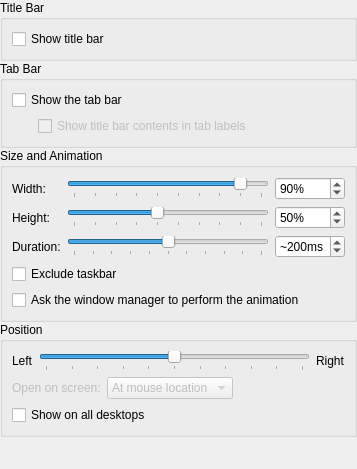
KDE/yakuake, file app/config/windowsettings.ui: the form before one commit.
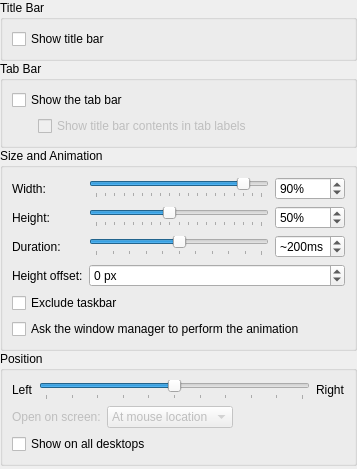
The form after the commit.

What changed in the file:
```diff
--- a/app/config/windowsettings.ui
+++ b/app/config/windowsettings.ui
@@ -115,16 +115,16 @@
       <item row="0" column="1">
        <widget class="QSlider" name="widthSlider">
         <property name="minimum">
-         <number>1</number>
+        <number>10</number>
         </property>
         <property name="maximum">
-         <number>10</number>
+        <number>100</number>
         </property>
         <property name="pageStep">
-         <number>1</number>
+        <number>5</number>
         </property>
         <property name="value">
-         <number>9</number>
+        <number>90</number>
         </property>
         <property name="orientation">
          <enum>Qt::Horizontal</enum>
@@ -133,7 +133,7 @@
          <enum>QSlider::TicksBelow</enum>
         </property>
         <property name="tickInterval">
-         <number>1</number>
+        <number>5</number>
         </property>
        </widget>
       </item>
@@ -169,16 +169,16 @@
       <item row="1" column="1">
        <widget class="QSlider" name="heightSlider">
         <property name="minimum">
-         <number>1</number>
+        <number>10</number>
         </property>
         <property name="maximum">
-         <number>10</number>
+        <number>100</number>
         </property>
         <property name="pageStep">
-         <number>1</number>
+        <number>5</number>
         </property>
         <property name="value">
-         <number>5</number>
+        <number>50</number>
         </property>
         <property name="orientation">
          <enum>Qt::Horizontal</enum>
@@ -187,7 +187,7 @@
          <enum>QSlider::TicksBelow</enum>
         </property>
         <property name="tickInterval">
-         <number>1</number>
+        <number>5</number>
         </property>
        </widget>
       </item>
@@ -264,17 +264,46 @@
         </property>
        </widget>
       </item>
-    <item row="3" column="0" colspan="3">
-     <widget class="QCheckBox" name="kcfg_ExcludeTaskbar">
-      <property name="whatsThis">
-       <string comment="@info:whatsthis">If this option is enabled, Yakuake will size itself using the screen area not reserved by the desktop panel or other screen-edge elements.</string>
-      </property>
-      <property name="text">
-       <string comment="@option:check">Exclude taskbar</string>
-      </property>
-     </widget>
-    </item>
-    <item row="4" column="0" colspan="3">
+      <item row="3" column="0">
+       <widget class="QLabel" name="heightOffsetLabel">
+        <property name="text">
+         <string comment="@label:spinbox">Height offset:</string>
+        </property>
+       </widget>
+      </item>
+      <item row="3" column="1" colspan="2">
+       <widget class="QSpinBox" name="kcfg_HeightOffset">
+        <property name="correctionMode">
+         <enum>QAbstractSpinBox::CorrectToNearestValue</enum>
+        </property>
+        <property name="minimum">
+         <number>-1000</number>
+        </property>
+        <property name="maximum">
+         <number>1000</number>
+        </property>
+        <property name="singleStep">
+         <number>1</number>
+        </property>
+        <property name="suffix">
+         <string comment="@label Spinbox unit suffix"> px</string>
+        </property>
+        <property name="value">
+         <number>0</number>
+        </property>
+       </widget>
+      </item>
+      <item row="4" column="0" colspan="3">
+       <widget class="QCheckBox" name="kcfg_ExcludeTaskbar">
+        <property name="whatsThis">
+         <string comment="@info:whatsthis">If this option is enabled, Yakuake will size itself using the screen area not reserved by the desktop panel or other screen-edge elements.</string>
+        </property>
+        <property name="text">
+         <string comment="@option:check">Exclude taskbar</string>
+        </property>
+       </widget>
+      </item>
+      <item row="5" column="0" colspan="3">
        <widget class="QCheckBox" name="kcfg_UseWMAssist">
         <property name="whatsThis">
          <string comment="@info:whatsthis">If this option is enabled, Yakuake will ask the window manager to perform the window open/retract animation. If the window manager is unable to provide the requested service, Yakuake will fall back to an animation strategy of progressively adjusting the window mask.</string>
```
Left out of the diff: 4 changed lines with no effect on the pictures.
